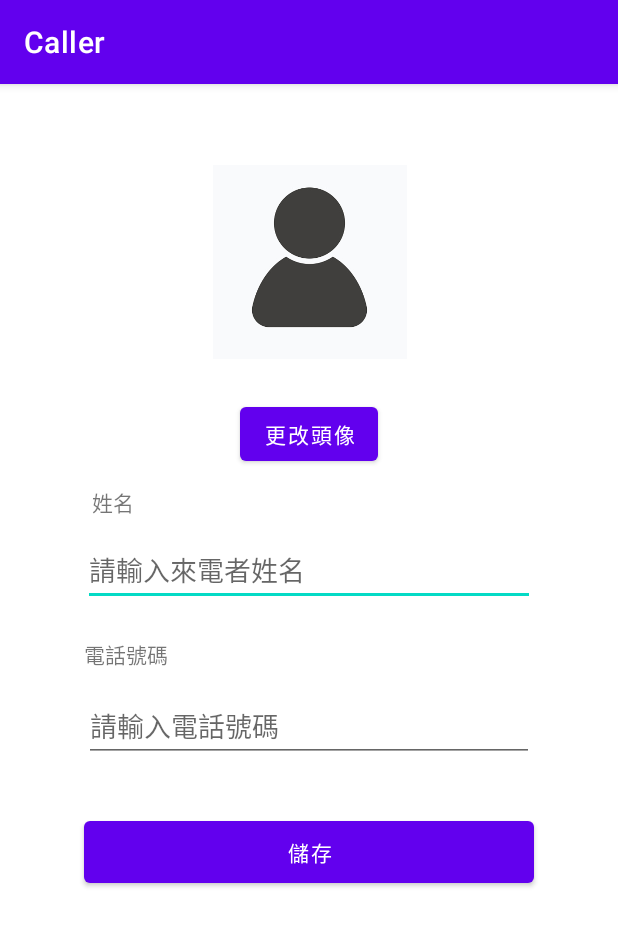
After one commit to JamesTsao15/Fake_call_app, an Android app: the Caller_Activity screen opened directly, with no data from a screen before it, on a phone screen of 412 x 824 dp. The commit adds this screen. Shown: the top 926 px of the screen. Run offline under Robolectric (Android 15) with nearby library versions, the phone set to English and light mode, and no system bars.

Commit message:
增加caller_activity

```diff
--- a/app/src/main/AndroidManifest.xml
+++ b/app/src/main/AndroidManifest.xml
@@ -1,7 +1,6 @@
 <?xml version="1.0" encoding="utf-8"?>
 <manifest xmlns:android="http://schemas.android.com/apk/res/android"
     package="com.example.fake_call2">
-
 
     <application
         android:allowBackup="true"
@@ -10,9 +9,11 @@
         android:roundIcon="@mipmap/ic_launcher_round"
         android:supportsRtl="true"
         android:theme="@style/Theme.Fake_call2">
-        <activity android:name=".MainActivity"
-                  android:exported="true">
-
+        <activity android:name=".Caller_Activity"
+            android:label="Caller"></activity>
+        <activity
+            android:name=".MainActivity"
+            android:exported="true">
             <intent-filter>
                 <action android:name="android.intent.action.MAIN" />
 
--- /dev/null
+++ b/app/src/main/java/com/example/fake_call2/Caller_Activity.kt
@@ -0,0 +1,12 @@
+package com.example.fake_call2
+
+import androidx.appcompat.app.AppCompatActivity
+import android.os.Bundle
+
+class Caller_Activity : AppCompatActivity() {
+    override fun onCreate(savedInstanceState: Bundle?) {
+        super.onCreate(savedInstanceState)
+        setContentView(R.layout.activity_caller)
+
+    }
+}
--- a/app/src/main/java/com/example/fake_call2/MainActivity.kt
+++ b/app/src/main/java/com/example/fake_call2/MainActivity.kt
@@ -1,17 +1,23 @@
 package com.example.fake_call2
 
+import android.content.Intent
 import androidx.appcompat.app.AppCompatActivity
 import android.os.Bundle
+import android.util.Log
+import android.widget.Button
 import android.widget.GridView
 
 class MainActivity : AppCompatActivity() {
+    private lateinit var gridView_home: GridView
+    private lateinit var btn_call:Button
+    private lateinit var callerInformationView: caller_information_view
     override fun onCreate(savedInstanceState: Bundle?) {
 
         super.onCreate(savedInstanceState)
         setContentView(R.layout.activity_main)
         val setting_title_array= arrayOf<String>("來電者","來電時間","來電主題","來電顯示照片",
             "來電聲音","來電鈴聲")
-        val gridView=findViewById<GridView>(R.id.gridview_set_call_time)
+        gridView_home=findViewById<GridView>(R.id.gridview_set_call_time)
         val item=ArrayList<Item>()
         val icon_array=resources.obtainTypedArray(R.array.icon_list)
         for (i in 0 until icon_array.length()){
@@ -19,8 +25,34 @@ class MainActivity : AppCompatActivity() {
             val setting_title=setting_title_array[i]
             item.add(Item(icon,setting_title))
         }
-        gridView.adapter= MyAdapter(this,item,R.layout.component_grid_view)
+        gridView_home.adapter= MyAdapter(this,item,R.layout.component_grid_view)
+        callerInformationView=findViewById(R.id.view_callerinformation)
+        btn_call=callerInformationView.findViewById<Button>(R.id.btn_call)
+    }
 
+    override fun onResume() {
+        super.onResume()
+        btn_call.setOnClickListener {
+            Log.e("JAMES","on click calling")
+        }
+        gridView_home.setOnItemClickListener { adapterView, view, position, l ->
+            when(position){
+                0->{
+                    val caller_intent=Intent(this,Caller_Activity::class.java)
+                    startActivity(caller_intent)
+                }
+                1->{
+                    Log.e("JAMES","來電時間")
+                }
+                2->Log.e("JAMES","來電主題")
+                3->Log.e("JAMES","來電顯示照片")
+                4->Log.e("JAMES","來電聲音")
+                5->Log.e("JAMES","來電鈴聲")
+            }
 
+        }
+        callerInformationView.setOnClickListener {
+            Log.e("JAMES","onclick_view")
+        }
     }
 }
--- a/app/src/main/java/com/example/fake_call2/Myadapter.kt
+++ b/app/src/main/java/com/example/fake_call2/Myadapter.kt
@@ -1,6 +1,7 @@
 package com.example.fake_call2
 
 import android.content.Context
+import android.util.Log
 import android.view.View
 import android.view.ViewGroup
 import android.widget.ArrayAdapter
@@ -20,4 +21,6 @@ class MyAdapter(context: Context,data:ArrayList<Item>,
         tv_setting.text=item.setting_title
         return view
     }
+
+
 }
--- /dev/null
+++ b/app/src/main/res/layout/activity_caller.xml
@@ -0,0 +1,112 @@
+<?xml version="1.0" encoding="utf-8"?>
+<androidx.constraintlayout.widget.ConstraintLayout xmlns:android="http://schemas.android.com/apk/res/android"
+    xmlns:app="http://schemas.android.com/apk/res-auto"
+    xmlns:tools="http://schemas.android.com/tools"
+    android:layout_width="match_parent"
+    android:layout_height="match_parent"
+    tools:context=".Caller_Activity">
+
+    <ImageView
+        android:id="@+id/imageView_callerphoto_setting"
+        android:layout_width="147dp"
+        android:layout_height="129dp"
+        android:layout_marginStart="141dp"
+        android:layout_marginLeft="141dp"
+        android:layout_marginTop="54dp"
+        android:layout_marginEnd="141dp"
+        android:layout_marginRight="141dp"
+        app:layout_constraintEnd_toEndOf="parent"
+        app:layout_constraintStart_toStartOf="parent"
+        app:layout_constraintTop_toTopOf="parent"
+        app:srcCompat="@drawable/callerphoto"
+        tools:srcCompat="@drawable/callerphoto" />
+
+    <Button
+        android:id="@+id/button_change_caller_photo"
+        android:layout_width="wrap_content"
+        android:layout_height="wrap_content"
+        android:layout_marginStart="159dp"
+        android:layout_marginLeft="159dp"
+        android:layout_marginTop="26dp"
+        android:layout_marginEnd="159dp"
+        android:layout_marginRight="159dp"
+        android:text="更改頭像"
+        app:layout_constraintEnd_toEndOf="parent"
+        app:layout_constraintStart_toStartOf="parent"
+        app:layout_constraintTop_toBottomOf="@+id/imageView_callerphoto_setting" />
+
+    <TextView
+        android:id="@+id/textView_Name"
+        android:layout_width="wrap_content"
+        android:layout_height="wrap_content"
+        android:layout_marginStart="61dp"
+        android:layout_marginLeft="61dp"
+        android:layout_marginTop="268dp"
+        android:layout_marginEnd="322dp"
+        android:layout_marginRight="322dp"
+        android:text="姓名"
+        app:layout_constraintEnd_toEndOf="parent"
+        app:layout_constraintHorizontal_bias="0.0"
+        app:layout_constraintStart_toStartOf="parent"
+        app:layout_constraintTop_toTopOf="parent" />
+
+    <EditText
+        android:id="@+id/editTextTextPersonName"
+        android:layout_width="301dp"
+        android:layout_height="45dp"
+        android:layout_marginStart="59dp"
+        android:layout_marginLeft="59dp"
+        android:layout_marginTop="13dp"
+        android:layout_marginEnd="59dp"
+        android:layout_marginRight="59dp"
+        android:ems="10"
+        android:hint="請輸入來電者姓名"
+        android:inputType="textPersonName"
+        app:layout_constraintEnd_toEndOf="parent"
+        app:layout_constraintStart_toStartOf="parent"
+        app:layout_constraintTop_toBottomOf="@+id/textView_Name" />
+
+    <TextView
+        android:id="@+id/textView_phone_number"
+        android:layout_width="wrap_content"
+        android:layout_height="wrap_content"
+        android:layout_marginStart="55dp"
+        android:layout_marginLeft="55dp"
+        android:layout_marginTop="21dp"
+        android:layout_marginEnd="300dp"
+        android:layout_marginRight="300dp"
+        android:text="電話號碼"
+        app:layout_constraintEnd_toEndOf="parent"
+        app:layout_constraintStart_toStartOf="parent"
+        app:layout_constraintTop_toBottomOf="@+id/editTextTextPersonName" />
+
+    <EditText
+        android:id="@+id/editTextPhone"
+        android:layout_width="300dp"
+        android:layout_height="48dp"
+        android:layout_marginStart="55dp"
+        android:layout_marginLeft="55dp"
+        android:layout_marginTop="13dp"
+        android:layout_marginEnd="56dp"
+        android:layout_marginRight="56dp"
+        android:ems="10"
+        android:hint="請輸入電話號碼"
+        android:inputType="phone"
+        app:layout_constraintEnd_toEndOf="parent"
+        app:layout_constraintStart_toStartOf="parent"
+        app:layout_constraintTop_toBottomOf="@+id/textView_phone_number" />
+
+    <Button
+        android:id="@+id/button_Save"
+        android:layout_width="300dp"
+        android:layout_height="53dp"
+        android:layout_marginStart="62dp"
+        android:layout_marginLeft="62dp"
+        android:layout_marginTop="33dp"
+        android:layout_marginEnd="62dp"
+        android:layout_marginRight="62dp"
+        android:text="儲存"
+        app:layout_constraintEnd_toEndOf="parent"
+        app:layout_constraintStart_toStartOf="parent"
+        app:layout_constraintTop_toBottomOf="@+id/editTextPhone" />
+</androidx.constraintlayout.widget.ConstraintLayout>
--- a/app/src/main/res/layout/activity_main.xml
+++ b/app/src/main/res/layout/activity_main.xml
@@ -21,6 +21,7 @@
         app:layout_constraintTop_toTopOf="parent">
 
         <com.example.fake_call2.caller_information_view
+            android:id="@+id/view_callerinformation"
             android:layout_width="wrap_content"
             android:layout_height="wrap_content" />
 
--- a/app/src/main/res/layout/caller_information.xml
+++ b/app/src/main/res/layout/caller_information.xml
@@ -62,7 +62,7 @@
                 android:orientation="vertical">
 
                 <Button
-                    android:id="@+id/button"
+                    android:id="@+id/btn_call"
                     android:layout_width="wrap_content"
                     android:layout_height="wrap_content"
                     android:background="@drawable/shape_circle"
```
